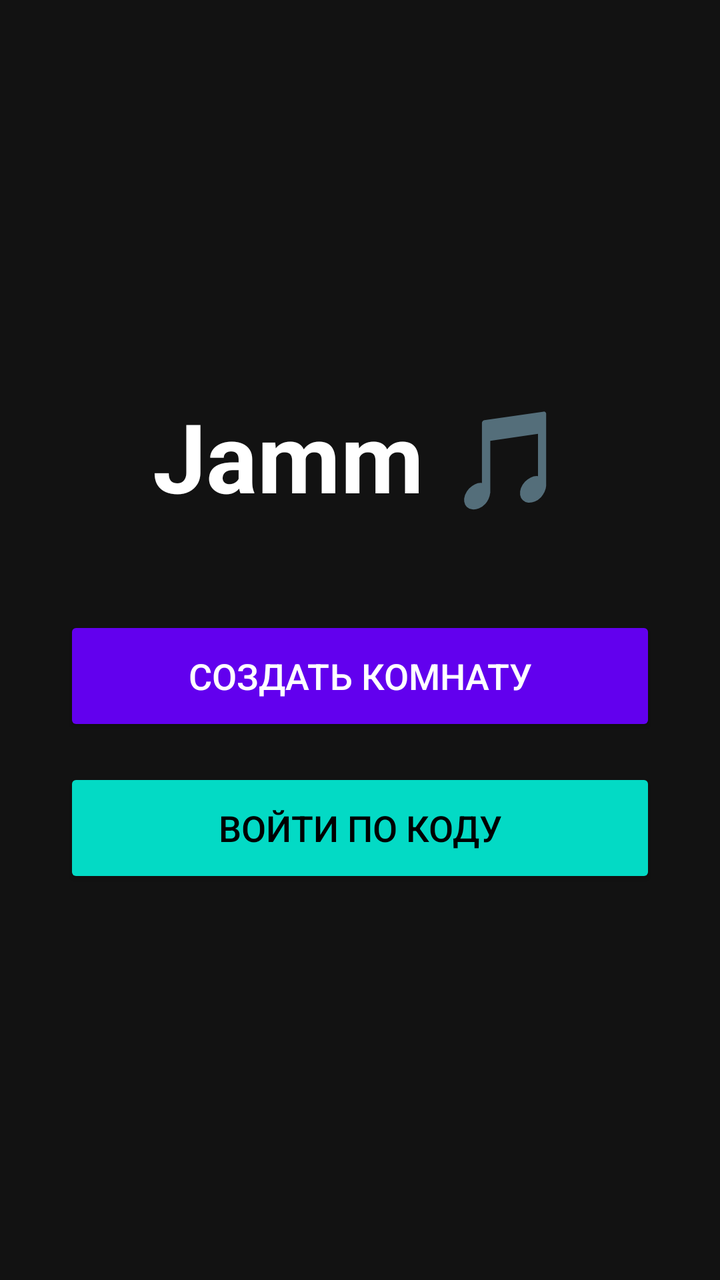
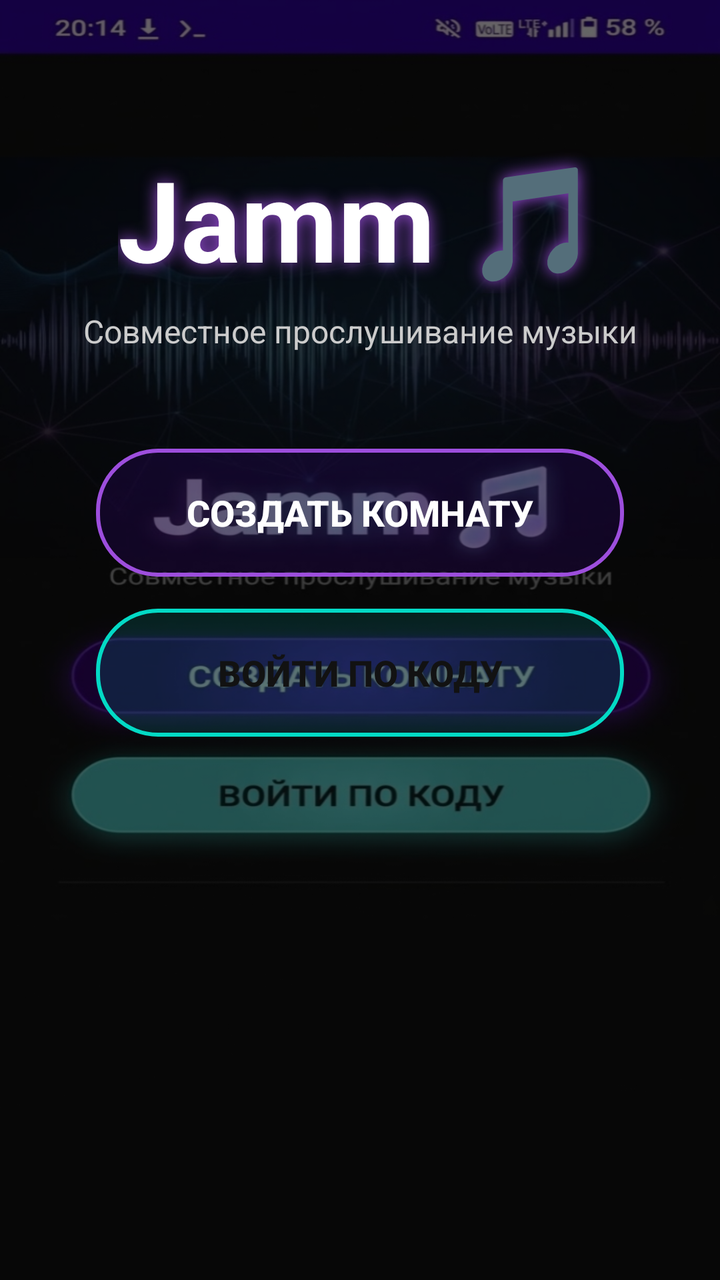

The first picture is an Android layout as it rendered before a commit; the second is the same layout after the commit. The layout source and the unified diff follow.
<!-- AndroidManifest.xml: application theme Theme.AppCompat.NoActionBar -->
<!-- res/layout/activity_main.xml -->
<?xml version="1.0" encoding="utf-8"?>
<LinearLayout xmlns:android="http://schemas.android.com/apk/res/android"
    android:layout_width="match_parent"
    android:layout_height="match_parent"
    android:orientation="vertical"
    android:gravity="center"
    android:padding="32dp"
    android:background="#121212">

    <TextView
        android:layout_width="wrap_content"
        android:layout_height="wrap_content"
        android:text="Jamm 🎵"
        android:textSize="48sp"
        android:textStyle="bold"
        android:textColor="#FFFFFF"
        android:layout_marginBottom="48dp"/>

    <Button
        android:id="@+id/btnCreateRoom"
        android:layout_width="match_parent"
        android:layout_height="60dp"
        android:text="Создать комнату"
        android:textSize="18sp"
        android:backgroundTint="#6200EE"
        android:textColor="#FFFFFF"
        android:layout_marginBottom="16dp"/>

    <Button
        android:id="@+id/btnJoinRoom"
        android:layout_width="match_parent"
        android:layout_height="60dp"
        android:text="Войти по коду"
        android:textSize="18sp"
        android:backgroundTint="#03DAC5"
        android:textColor="#000000"/>

</LinearLayout>
<!-- resources referenced by this layout -->
<resources>
  <style name="Theme.AppCompat.NoActionBar" parent="Theme.AppCompat.Light.NoActionBar">
          <item name="colorPrimary">#6200EE</item>
          <item name="colorPrimaryDark">#3700B3</item>
          <item name="colorAccent">#03DAC5</item>
          <item name="android:windowBackground">#121212</item>
      </style>
</resources>

<!-- the commit's change to res/layout/activity_main.xml (unified diff, before → after) -->
@@ -1,38 +1,79 @@
 <?xml version="1.0" encoding="utf-8"?>
-<LinearLayout xmlns:android="http://schemas.android.com/apk/res/android"
+<androidx.constraintlayout.widget.ConstraintLayout xmlns:android="http://schemas.android.com/apk/res/android"
+    xmlns:app="http://schemas.android.com/apk/res-auto"
     android:layout_width="match_parent"
     android:layout_height="match_parent"
-    android:orientation="vertical"
-    android:gravity="center"
-    android:padding="32dp"
-    android:background="#121212">
+    android:background="@drawable/bg_eq">
+
+    <View
+        android:layout_width="match_parent"
+        android:layout_height="match_parent"
+        android:background="#99000000" /> 
 
     <TextView
+        android:id="@+id/tvLogo"
         android:layout_width="wrap_content"
         android:layout_height="wrap_content"
         android:text="Jamm 🎵"
-        android:textSize="48sp"
+        android:textSize="56sp"
         android:textStyle="bold"
         android:textColor="#FFFFFF"
-        android:layout_marginBottom="48dp"/>
+        android:shadowColor="#9D4EDD"
+        android:shadowDx="0"
+        android:shadowDy="0"
+        android:shadowRadius="20"
+        app:layout_constraintBottom_toTopOf="@+id/tvSubtitle"
+        app:layout_constraintEnd_toEndOf="parent"
+        app:layout_constraintStart_toStartOf="parent"
+        app:layout_constraintTop_toTopOf="parent"
+        app:layout_constraintVertical_chainStyle="packed" />
+
+    <TextView
+        android:id="@+id/tvSubtitle"
+        android:layout_width="wrap_content"
+        android:layout_height="wrap_content"
+        android:text="Совместное прослушивание музыки"
+        android:textSize="16sp"
+        android:textColor="#CCCCCC"
+        android:layout_marginTop="8dp"
+        android:layout_marginBottom="48dp"
+        app:layout_constraintBottom_toTopOf="@+id/btnCreateRoom"
+        app:layout_constraintEnd_toEndOf="parent"
+        app:layout_constraintStart_toStartOf="parent"
+        app:layout_constraintTop_toBottomOf="@+id/tvLogo" />
 
     <Button
         android:id="@+id/btnCreateRoom"
-        android:layout_width="match_parent"
-        android:layout_height="60dp"
-        android:text="Создать комнату"
+        android:layout_width="0dp"
+        android:layout_height="64dp"
+        android:layout_marginHorizontal="48dp"
+        android:text="СОЗДАТЬ КОМНАТУ"
         android:textSize="18sp"
-        android:backgroundTint="#6200EE"
+        android:textStyle="bold"
         android:textColor="#FFFFFF"
-        android:layout_marginBottom="16dp"/>
+        android:background="@drawable/btn_neon_purple"
+        android:stateListAnimator="@null"
+        app:layout_constraintBottom_toTopOf="@+id/btnJoinRoom"
+        app:layout_constraintEnd_toEndOf="parent"
+        app:layout_constraintStart_toStartOf="parent"
+        app:layout_constraintTop_toBottomOf="@+id/tvSubtitle" />
 
     <Button
         android:id="@+id/btnJoinRoom"
-        android:layout_width="match_parent"
-        android:layout_height="60dp"
-        android:text="Войти по коду"
+        android:layout_width="0dp"
+        android:layout_height="64dp"
+        android:layout_marginHorizontal="48dp"
+        android:layout_marginTop="16dp"
+        android:layout_marginBottom="200dp"
+        android:text="ВОЙТИ ПО КОДУ"
         android:textSize="18sp"
-        android:backgroundTint="#03DAC5"
-        android:textColor="#000000"/>
+        android:textStyle="bold"
+        android:textColor="#121212"
+        android:background="@drawable/btn_neon_cyan"
+        android:stateListAnimator="@null"
+        app:layout_constraintBottom_toBottomOf="parent"
+        app:layout_constraintEnd_toEndOf="parent"
+        app:layout_constraintStart_toStartOf="parent"
+        app:layout_constraintTop_toBottomOf="@+id/btnCreateRoom" />
 
-</LinearLayout>
+</androidx.constraintlayout.widget.ConstraintLayout>
<!-- resource entries referenced after the edit -->
@@ -1,5 +1,20 @@
 <!-- resources referenced by this layout -->
 <resources>
+  <!-- drawable bg_eq: jpg bitmap (drawable, 264841 bytes) -->
+  <!-- drawable btn_neon_cyan (drawable) -->
+  <?xml version="1.0" encoding="utf-8"?>
+  <shape xmlns:android="http://schemas.android.com/apk/res/android">
+      <solid android:color="#2003DAC5" />
+      <stroke android:width="2dp" android:color="#03DAC5" />
+      <corners android:radius="30dp" />
+  </shape>
+  <!-- drawable btn_neon_purple (drawable) -->
+  <?xml version="1.0" encoding="utf-8"?>
+  <shape xmlns:android="http://schemas.android.com/apk/res/android">
+      <solid android:color="#206200EE" /> 
+      <stroke android:width="2dp" android:color="#9D4EDD" /> 
+      <corners android:radius="30dp" /> 
+  </shape>
   <style name="Theme.AppCompat.NoActionBar" parent="Theme.AppCompat.Light.NoActionBar">
           <item name="colorPrimary">#6200EE</item>
           <item name="colorPrimaryDark">#3700B3</item>
